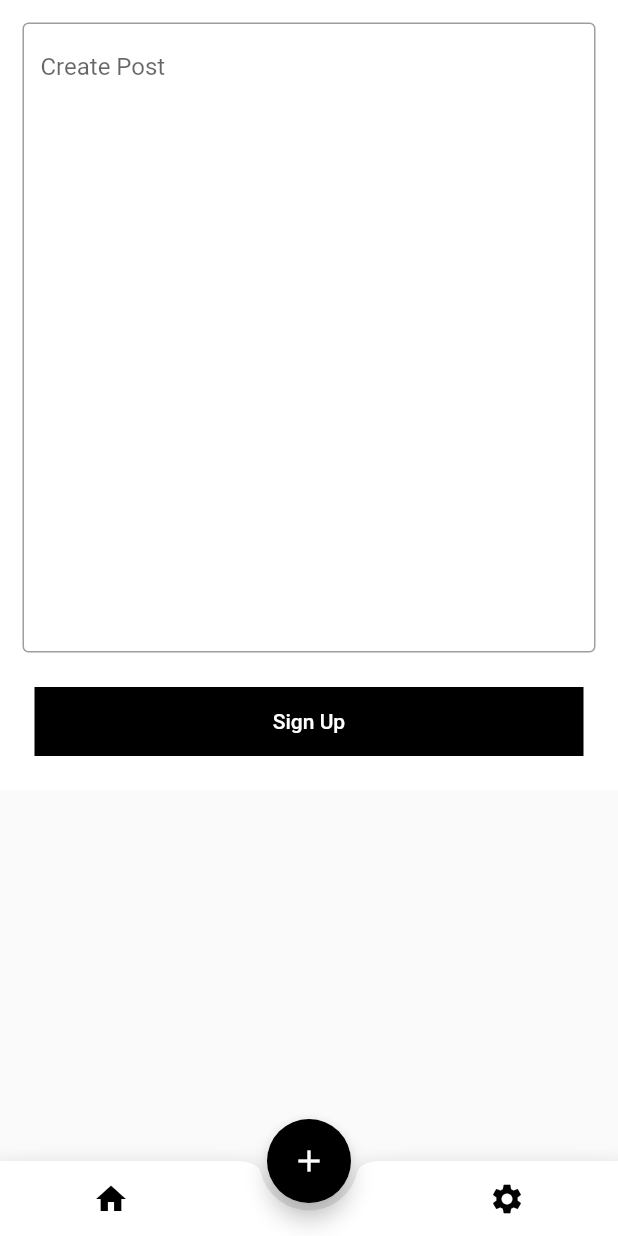
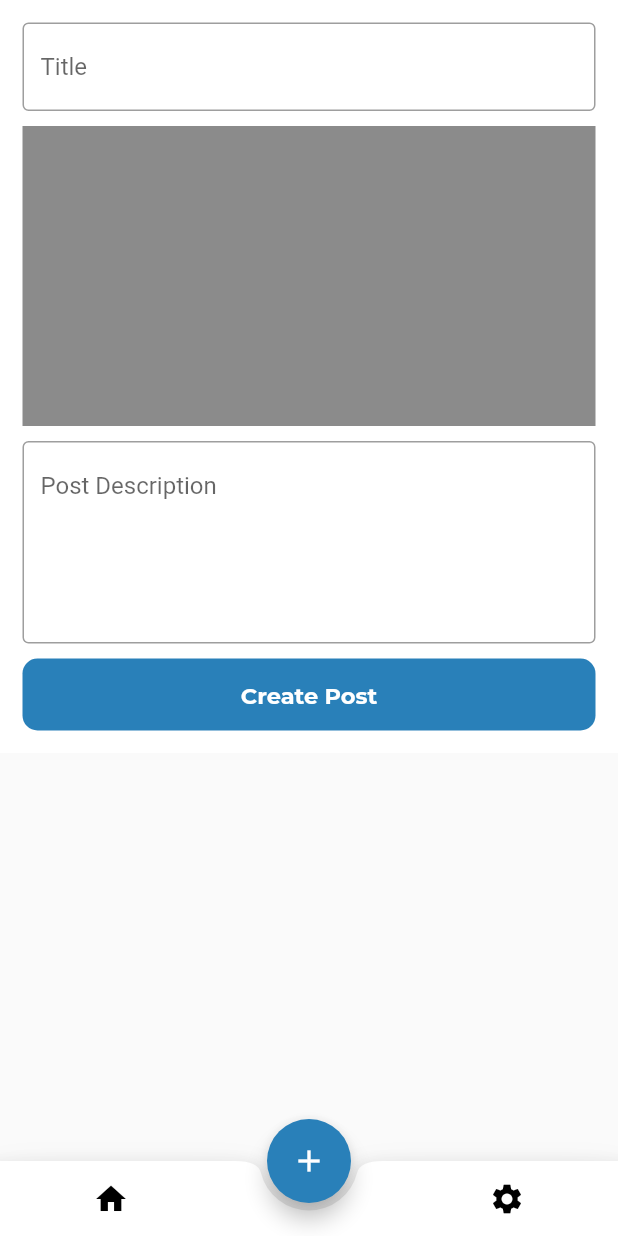
Before and after one commit to ghost-codes/go_find_me, a Flutter app: the HomeView screen opened by its route, scrolled down 576 dp, after a tap on the "add" icon, on a phone screen of 412 x 824 dp. Run offline on Flutter 3.47's test engine with Material 2 defaults, Android fonts, the phone set to English and light mode, and no system bars.

Commit message:
Create Post

```diff
--- /dev/null
+++ b/lib/blocs/createPostBloc.dart
@@ -0,0 +1,35 @@
+import 'dart:async';
+
+import 'package:flutter/material.dart';
+
+enum CreatePostActions { CreatePost }
+
+class CreatePostBloc {
+  TextEditingController postDescription = TextEditingController();
+
+  TextEditingController title = TextEditingController();
+
+  StreamController<CreatePostActions> createPostActions = StreamController();
+
+  Stream<CreatePostActions> get _createPostActionsStream =>
+      createPostActions.stream;
+
+  StreamSink<CreatePostActions> get createPostActionsSink =>
+      createPostActions.sink;
+
+  onCreatePost() {
+    print("Description  " + postDescription.text);
+    print("Title  " + title.text);
+  }
+
+  CreatePostBloc() {
+    _createPostActionsStream.listen((CreatePostActions action) {
+      switch (action) {
+        case CreatePostActions.CreatePost:
+          onCreatePost();
+          break;
+        default:
+      }
+    });
+  }
+}
--- a/lib/ui/create_post.dart
+++ b/lib/ui/create_post.dart
@@ -1,7 +1,12 @@
 import 'package:flutter/material.dart';
+import 'package:project_android/blocs/createPostBloc.dart';
+import 'package:project_android/components/buttons.dart';
+import 'package:project_android/themes/theme_colors.dart';
 
 class CreatePostView extends StatelessWidget {
-  const CreatePostView({Key? key}) : super(key: key);
+  CreatePostView({Key? key}) : super(key: key);
+
+  CreatePostBloc createPostBloc = CreatePostBloc();
 
   @override
   Widget build(BuildContext context) {
@@ -10,10 +15,12 @@ class CreatePostView extends StatelessWidget {
         child: Container(
           color: Colors.white,
           padding: EdgeInsets.all(15),
+          child: Form(
             child: Column(
               children: [
                 TextField(
-                maxLines: 20,
+                  controller: createPostBloc.title,
+                  maxLines: 1,
                   decoration: InputDecoration(
                       border: OutlineInputBorder(
                         borderSide: BorderSide(
@@ -22,26 +29,37 @@ class CreatePostView extends StatelessWidget {
                           style: BorderStyle.solid,
                         ),
                       ),
-                    hintText: "Create Post"),
+                      hintText: "Title"),
                 ),
-              SizedBox(height: 15),
-              TextButton(
-                onPressed: () {
-                  Navigator.pushReplacementNamed(context, '/');
-                },
-                child: Container(
-                  decoration: BoxDecoration(color: Colors.black),
-                  width: double.infinity,
-                  padding: EdgeInsets.all(15),
-                  child: Center(
-                    child: Text(
-                      "Sign Up",
-                      style: TextStyle(color: Colors.white),
+                SizedBox(height: 10),
+                Container(
+                  height: 200,
+                  color: ThemeColors.grey,
+                ),
+                SizedBox(height: 10),
+                TextField(
+                  controller: createPostBloc.postDescription,
+                  maxLines: 5,
+                  decoration: InputDecoration(
+                    border: OutlineInputBorder(
+                      borderSide: BorderSide(
+                        color: Colors.grey,
+                        width: 1,
+                        style: BorderStyle.solid,
                       ),
                     ),
+                    hintText: "Post Description",
                   ),
                 ),
+                SizedBox(height: 10),
+                ThemeButton.longButtonPrim(
+                    text: "Create Post",
+                    onpressed: () {
+                      createPostBloc.createPostActionsSink
+                          .add(CreatePostActions.CreatePost);
+                    }),
               ],
+            ),
           ),
         ),
       ),
--- a/lib/ui/home_view.dart
+++ b/lib/ui/home_view.dart
@@ -1,6 +1,7 @@
 import 'package:flutter/material.dart';
 import 'package:project_android/blocs/home_bloc.dart';
 import 'package:project_android/components/home_body.dart';
+import 'package:project_android/themes/theme_colors.dart';
 
 class HomeView extends StatelessWidget {
   HomeView({Key? key}) : super(key: key);
@@ -16,7 +17,7 @@ class HomeView extends StatelessWidget {
         onPressed: () {
           homeBloc.routeActionSink.add(RouterAction.Create);
         },
-        backgroundColor: Colors.black,
+        backgroundColor: ThemeColors.primary,
         isExtended: false,
         child: Icon(
           Icons.add,
--- a/pubspec.yaml
+++ b/pubspec.yaml
@@ -27,6 +27,7 @@ dependencies:
   # The following adds the Cupertino Icons font to your application.
   # Use with the CupertinoIcons class for iOS style icons.
   cupertino_icons: ^1.0.2
+  get_it: ^7.2.0
 
 dev_dependencies:
   flutter_test:
```
Also changed, not shown: pubspec.lock. Lines whose indentation alone changed are shown as unchanged.
